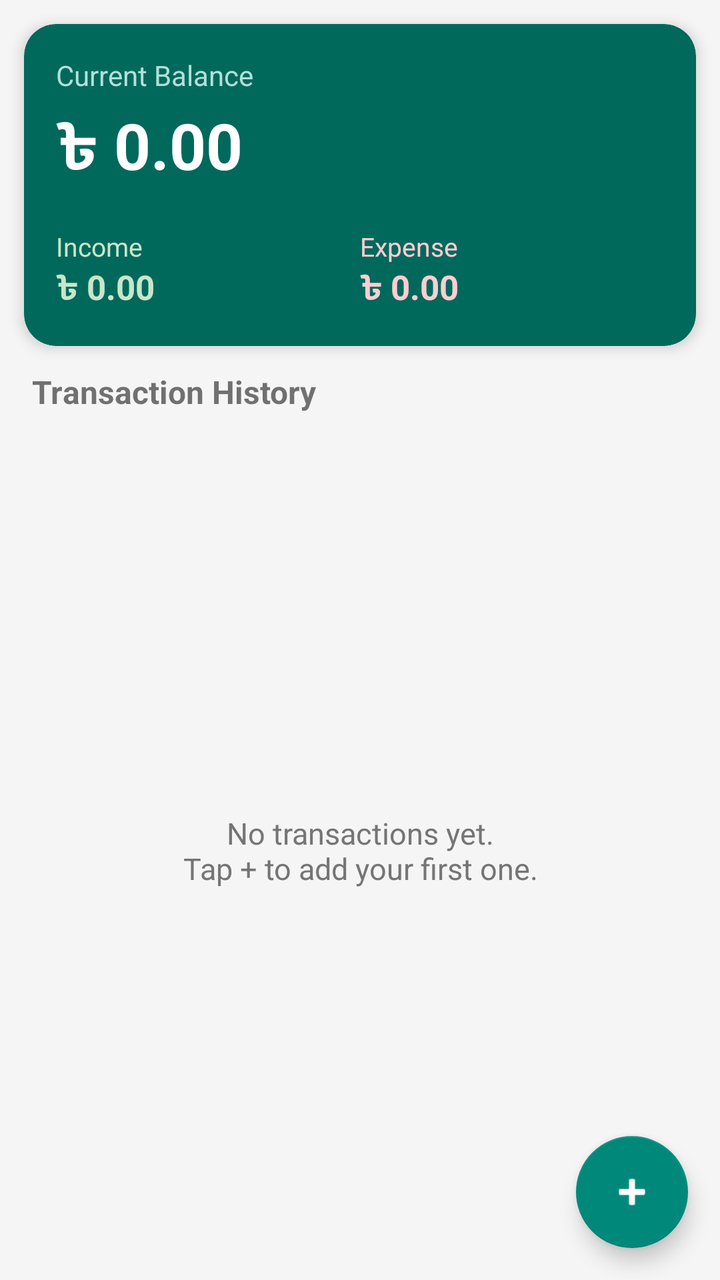
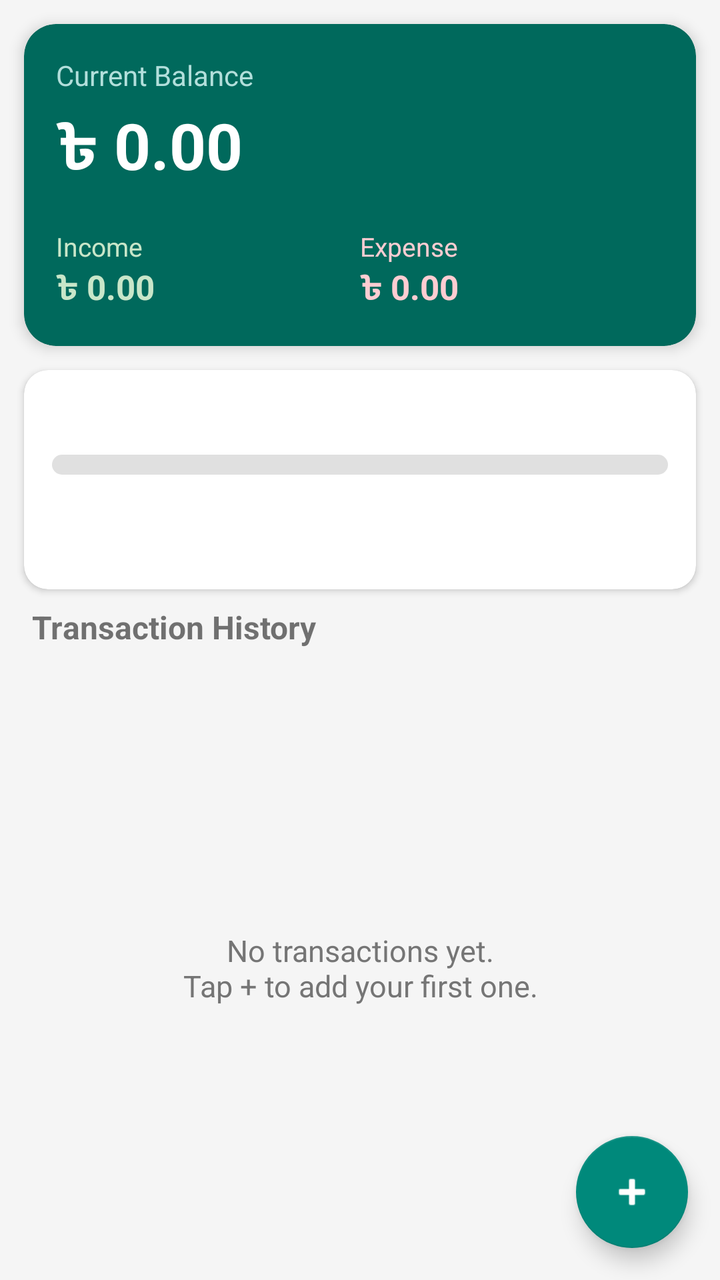

The first picture is an Android layout as it rendered before a commit; the second is the same layout after the commit. The layout source and the unified diff follow.
<!-- AndroidManifest.xml: application theme Theme.ExpenseTracker -->
<!-- res/layout/activity_main.xml -->
<?xml version="1.0" encoding="utf-8"?>
<androidx.coordinatorlayout.widget.CoordinatorLayout
    xmlns:android="http://schemas.android.com/apk/res/android"
    xmlns:app="http://schemas.android.com/apk/res-auto"
    android:layout_width="match_parent"
    android:layout_height="match_parent">

    <LinearLayout
        android:layout_width="match_parent"
        android:layout_height="match_parent"
        android:orientation="vertical">

        <androidx.cardview.widget.CardView
            android:layout_width="match_parent"
            android:layout_height="wrap_content"
            android:layout_margin="12dp"
            app:cardBackgroundColor="@color/primary"
            app:cardCornerRadius="16dp"
            app:cardElevation="4dp">

            <LinearLayout
                android:layout_width="match_parent"
                android:layout_height="wrap_content"
                android:orientation="vertical"
                android:padding="16dp">

                <TextView
                    android:layout_width="wrap_content"
                    android:layout_height="wrap_content"
                    android:text="@string/balance"
                    android:textColor="#B2DFDB"
                    android:textSize="14sp" />

                <TextView
                    android:id="@+id/balanceValue"
                    android:layout_width="wrap_content"
                    android:layout_height="wrap_content"
                    android:layout_marginTop="4dp"
                    android:text="৳ 0.00"
                    android:textColor="@color/on_primary"
                    android:textSize="32sp"
                    android:textStyle="bold" />

                <LinearLayout
                    android:layout_width="match_parent"
                    android:layout_height="wrap_content"
                    android:layout_marginTop="16dp"
                    android:orientation="horizontal">

                    <LinearLayout
                        android:layout_width="0dp"
                        android:layout_height="wrap_content"
                        android:layout_weight="1"
                        android:orientation="vertical">

                        <TextView
                            android:layout_width="wrap_content"
                            android:layout_height="wrap_content"
                            android:text="@string/income"
                            android:textColor="@color/income_light"
                            android:textSize="13sp" />

                        <TextView
                            android:id="@+id/incomeValue"
                            android:layout_width="wrap_content"
                            android:layout_height="wrap_content"
                            android:text="৳ 0.00"
                            android:textColor="@color/income_light"
                            android:textSize="17sp"
                            android:textStyle="bold" />
                    </LinearLayout>

                    <LinearLayout
                        android:layout_width="0dp"
                        android:layout_height="wrap_content"
                        android:layout_weight="1"
                        android:orientation="vertical">

                        <TextView
                            android:layout_width="wrap_content"
                            android:layout_height="wrap_content"
                            android:text="@string/expense"
                            android:textColor="@color/expense_light"
                            android:textSize="13sp" />

                        <TextView
                            android:id="@+id/expenseValue"
                            android:layout_width="wrap_content"
                            android:layout_height="wrap_content"
                            android:text="৳ 0.00"
                            android:textColor="@color/expense_light"
                            android:textSize="17sp"
                            android:textStyle="bold" />
                    </LinearLayout>
                </LinearLayout>
            </LinearLayout>
        </androidx.cardview.widget.CardView>

        <TextView
            android:layout_width="match_parent"
            android:layout_height="wrap_content"
            android:paddingStart="16dp"
            android:paddingEnd="16dp"
            android:paddingBottom="4dp"
            android:text="@string/history"
            android:textSize="16sp"
            android:textStyle="bold" />

        <FrameLayout
            android:layout_width="match_parent"
            android:layout_height="0dp"
            android:layout_weight="1">

            <androidx.recyclerview.widget.RecyclerView
                android:id="@+id/transactionList"
                android:layout_width="match_parent"
                android:layout_height="match_parent"
                android:clipToPadding="false"
                android:paddingBottom="88dp" />

            <TextView
                android:id="@+id/emptyView"
                android:layout_width="match_parent"
                android:layout_height="wrap_content"
                android:layout_gravity="center"
                android:gravity="center"
                android:padding="24dp"
                android:text="@string/empty_history"
                android:textColor="#757575"
                android:textSize="15sp" />
        </FrameLayout>
    </LinearLayout>

    <com.google.android.material.floatingactionbutton.FloatingActionButton
        android:id="@+id/fabAdd"
        android:layout_width="wrap_content"
        android:layout_height="wrap_content"
        android:layout_gravity="bottom|end"
        android:layout_margin="16dp"
        android:contentDescription="@string/cd_add"
        app:srcCompat="@android:drawable/ic_input_add"
        app:tint="@color/on_primary" />
</androidx.coordinatorlayout.widget.CoordinatorLayout>
<!-- resources referenced by this layout -->
<resources>
  <color name="expense_light">#FFCDD2</color>
  <color name="income_light">#C8E6C9</color>
  <color name="on_primary">#FFFFFF</color>
  <color name="primary">#00695C</color>
  <string name="balance">Current Balance</string>
  <string name="cd_add">Add transaction</string>
  <string name="empty_history">No transactions yet.\nTap + to add your first one.</string>
  <string name="expense">Expense</string>
  <string name="history">Transaction History</string>
  <string name="income">Income</string>
  <style name="Theme.ExpenseTracker" parent="Theme.MaterialComponents.Light.DarkActionBar">
          <item name="colorPrimary">@color/primary</item>
          <item name="colorPrimaryVariant">@color/primary_dark</item>
          <item name="colorOnPrimary">@color/on_primary</item>
          <item name="colorSecondary">@color/accent</item>
          <item name="colorOnSecondary">@color/on_primary</item>
          <item name="android:windowBackground">@color/background</item>
      </style>
  <color name="primary_dark">#004D40</color>
  <color name="accent">#00897B</color>
  <color name="background">#F5F5F5</color>
</resources>

<!-- the commit's change to res/layout/activity_main.xml (unified diff, before → after) -->
@@ -2,9 +2,9 @@
 <androidx.coordinatorlayout.widget.CoordinatorLayout
     xmlns:android="http://schemas.android.com/apk/res/android"
     xmlns:app="http://schemas.android.com/apk/res-auto"
+    android:id="@+id/mainRoot"
     android:layout_width="match_parent"
     android:layout_height="match_parent">
-
     <LinearLayout
         android:layout_width="match_parent"
         android:layout_height="match_parent"
@@ -23,14 +23,12 @@
                 android:layout_height="wrap_content"
                 android:orientation="vertical"
                 android:padding="16dp">
-
                 <TextView
                     android:layout_width="wrap_content"
                     android:layout_height="wrap_content"
                     android:text="@string/balance"
                     android:textColor="#B2DFDB"
                     android:textSize="14sp" />
-
                 <TextView
                     android:id="@+id/balanceValue"
                     android:layout_width="wrap_content"
@@ -40,26 +38,22 @@
                     android:textColor="@color/on_primary"
                     android:textSize="32sp"
                     android:textStyle="bold" />
-
                 <LinearLayout
                     android:layout_width="match_parent"
                     android:layout_height="wrap_content"
                     android:layout_marginTop="16dp"
                     android:orientation="horizontal">
-
                     <LinearLayout
                         android:layout_width="0dp"
                         android:layout_height="wrap_content"
                         android:layout_weight="1"
                         android:orientation="vertical">
-
                         <TextView
                             android:layout_width="wrap_content"
                             android:layout_height="wrap_content"
                             android:text="@string/income"
                             android:textColor="@color/income_light"
                             android:textSize="13sp" />
-
                         <TextView
                             android:id="@+id/incomeValue"
                             android:layout_width="wrap_content"
@@ -82,7 +76,6 @@
                             android:text="@string/expense"
                             android:textColor="@color/expense_light"
                             android:textSize="13sp" />
-
                         <TextView
                             android:id="@+id/expenseValue"
                             android:layout_width="wrap_content"
@@ -96,6 +89,79 @@
             </LinearLayout>
         </androidx.cardview.widget.CardView>
 
+        <androidx.cardview.widget.CardView
+            android:id="@+id/budgetCard"
+            android:layout_width="match_parent"
+            android:layout_height="wrap_content"
+            android:layout_marginStart="12dp"
+            android:layout_marginEnd="12dp"
+            android:layout_marginBottom="8dp"
+            android:clickable="true"
+            android:focusable="true"
+            android:foreground="?attr/selectableItemBackground"
+            app:cardCornerRadius="12dp"
+            app:cardElevation="2dp">
+
+            <LinearLayout
+                android:layout_width="match_parent"
+                android:layout_height="wrap_content"
+                android:orientation="vertical"
+                android:padding="14dp">
+                <LinearLayout
+                    android:layout_width="match_parent"
+                    android:layout_height="wrap_content"
+                    android:orientation="horizontal">
+                    <TextView
+                        android:id="@+id/budgetCardTitle"
+                        android:layout_width="0dp"
+                        android:layout_height="wrap_content"
+                        android:layout_weight="1"
+                        android:textColor="#212121"
+                        android:textSize="15sp"
+                        android:textStyle="bold" />
+                    <TextView
+                        android:id="@+id/budgetCardPercent"
+                        android:layout_width="wrap_content"
+                        android:layout_height="wrap_content"
+                        android:textSize="15sp"
+                        android:textStyle="bold" />
+                </LinearLayout>
+
+                <com.google.android.material.progressindicator.LinearProgressIndicator
+                    android:id="@+id/budgetCardProgress"
+                    android:layout_width="match_parent"
+                    android:layout_height="wrap_content"
+                    android:layout_marginTop="8dp"
+                    android:contentDescription="@string/cd_budget_progress"
+                    android:max="100"
+                    app:trackColor="@color/progress_track"
+                    app:trackCornerRadius="5dp"
+                    app:trackThickness="10dp" />
+                <TextView
+                    android:id="@+id/budgetCardLine1"
+                    android:layout_width="wrap_content"
+                    android:layout_height="wrap_content"
+                    android:layout_marginTop="6dp"
+                    android:textColor="#424242"
+                    android:textSize="13sp" />
+                <TextView
+                    android:id="@+id/budgetCardLine2"
+                    android:layout_width="wrap_content"
+                    android:layout_height="wrap_content"
+                    android:layout_marginTop="2dp"
+                    android:textColor="#757575"
+                    android:textSize="13sp" />
+                <TextView
+                    android:id="@+id/budgetCardAlerts"
+                    android:layout_width="match_parent"
+                    android:layout_height="wrap_content"
+                    android:layout_marginTop="8dp"
+                    android:padding="8dp"
+                    android:textSize="13sp"
+                    android:visibility="gone" />
+            </LinearLayout>
+        </androidx.cardview.widget.CardView>
+
         <TextView
             android:layout_width="match_parent"
             android:layout_height="wrap_content"
@@ -105,7 +171,6 @@
             android:text="@string/history"
             android:textSize="16sp"
             android:textStyle="bold" />
-
         <FrameLayout
             android:layout_width="match_parent"
             android:layout_height="0dp"
@@ -117,7 +182,6 @@
                 android:layout_height="match_parent"
                 android:clipToPadding="false"
                 android:paddingBottom="88dp" />
-
             <TextView
                 android:id="@+id/emptyView"
                 android:layout_width="match_parent"
<!-- resource entries referenced after the edit -->
@@ -4,8 +4,10 @@
   <color name="income_light">#C8E6C9</color>
   <color name="on_primary">#FFFFFF</color>
   <color name="primary">#00695C</color>
+  <color name="progress_track">#E0E0E0</color>
   <string name="balance">Current Balance</string>
   <string name="cd_add">Add transaction</string>
+  <string name="cd_budget_progress">Budget progress</string>
   <string name="empty_history">No transactions yet.\nTap + to add your first one.</string>
   <string name="expense">Expense</string>
   <string name="history">Transaction History</string>
